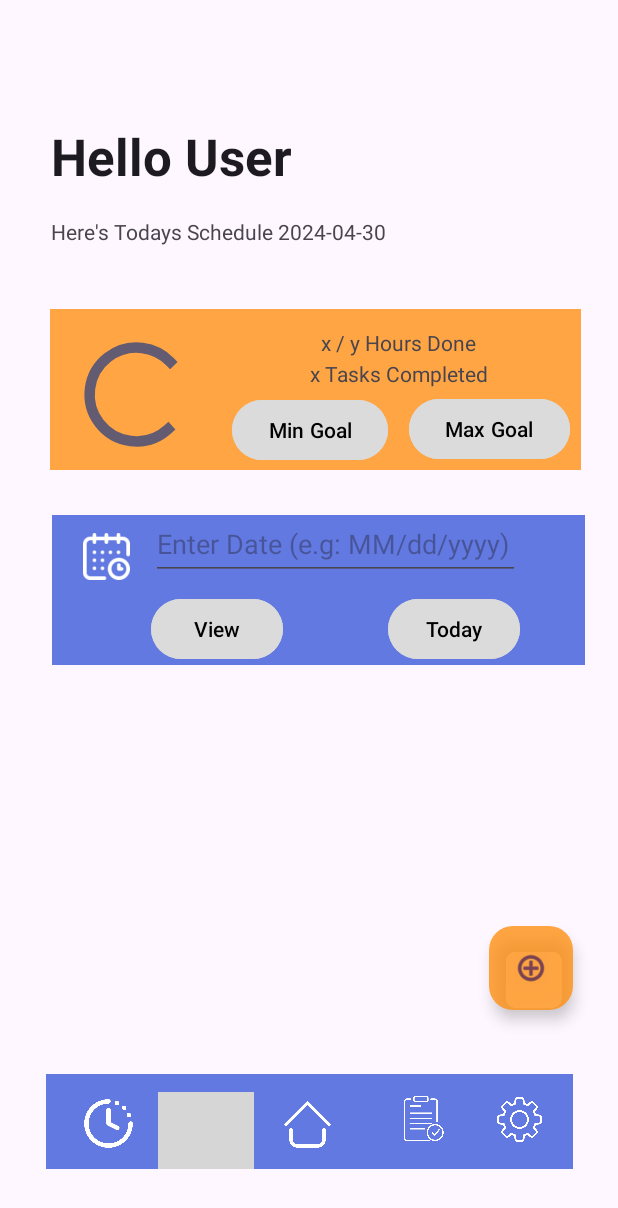
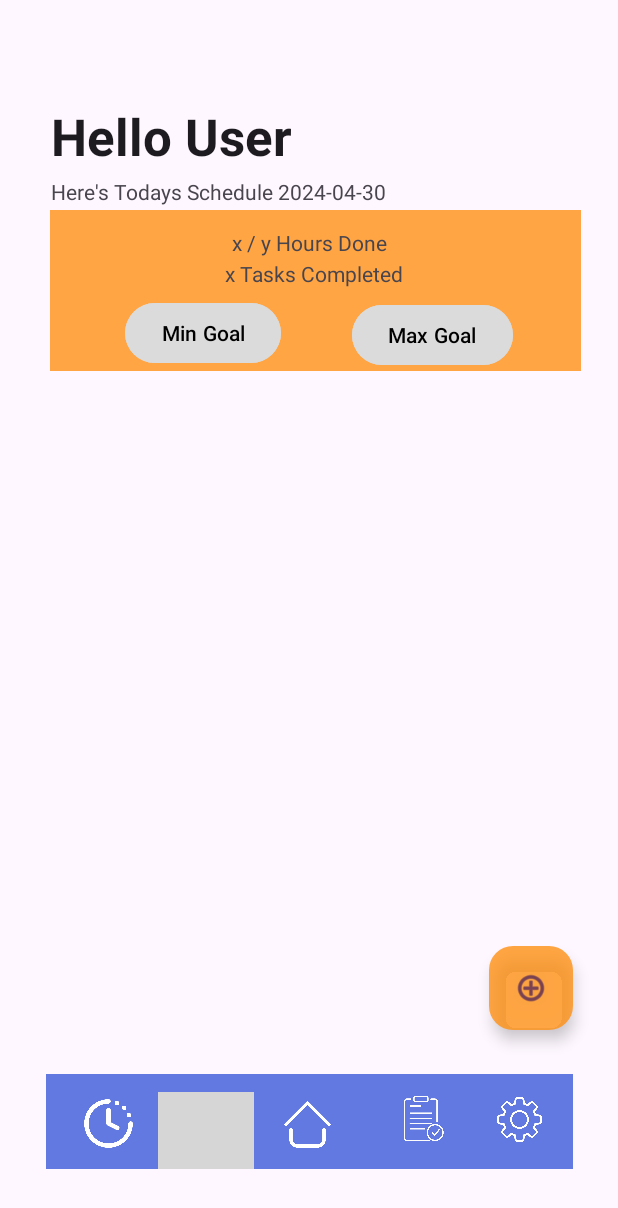
Before and after one commit to ST10055763/FocusClock, an Android app: the HomePageActivity screen opened directly, with no data from a screen before it, on a phone screen of 412 x 824 dp. Shown: the top 1208 px of the screen. Run offline under Robolectric (Android 15) with nearby library versions, the phone set to English and light mode, and no system bars; our stand-ins replace Firebase (no records; nobody signed in at launch, a user with empty details on screens opened directly); 2 statements that could not run were skipped; grey boxes are pictures that could not be loaded.

Commit message:
updated frontend design

```diff
--- a/app/src/main/res/layout/activity_add_aproject.xml
+++ b/app/src/main/res/layout/activity_add_aproject.xml
@@ -169,7 +169,7 @@
         android:layout_marginBottom="170dp"
         android:background="@color/white"
         android:ems="10"
-        android:hint="Due Date (e.g. dd/MM/yyyy)"
+        android:hint="Due Date (e.g. MM/dd/yyyy)"
         android:inputType="text"
         android:text=""
         app:layout_constraintBottom_toBottomOf="@+id/imageView8"
--- a/app/src/main/res/layout/activity_home_page.xml
+++ b/app/src/main/res/layout/activity_home_page.xml
@@ -131,38 +131,23 @@
         android:layout_height="107dp"
         android:layout_marginStart="31dp"
         android:layout_marginEnd="23dp"
-        android:layout_marginBottom="16dp"
         android:background="@color/fcOrange"
-        app:layout_constraintBottom_toTopOf="@+id/imageView4"
         app:layout_constraintEnd_toEndOf="parent"
         app:layout_constraintStart_toStartOf="parent"
         app:layout_constraintTop_toBottomOf="@+id/tvHomePageDateHeader"
         tools:srcCompat="@color/fcOrange" />
 
-    <ProgressBar
-        android:id="@+id/progressBar"
-        style="?android:attr/progressBarStyle"
-        android:layout_width="83dp"
-        android:layout_height="93dp"
-        app:layout_constraintBottom_toBottomOf="@+id/ivVPNonCatBack"
-        app:layout_constraintEnd_toEndOf="@+id/ivVPNonCatBack"
-        app:layout_constraintHorizontal_bias="0.058"
-        app:layout_constraintStart_toStartOf="@+id/ivVPNonCatBack"
-        app:layout_constraintTop_toTopOf="@+id/ivVPNonCatBack"
-        app:layout_constraintVertical_bias="0.764" />
-
     <TextView
         android:id="@+id/tvHomeHoursDone"
         android:layout_width="154dp"
         android:layout_height="21dp"
+        android:layout_marginEnd="104dp"
         android:text="x / y Hours Done"
         android:textAlignment="center"
         app:layout_constraintBottom_toBottomOf="@+id/ivVPNonCatBack"
         app:layout_constraintEnd_toEndOf="@+id/ivVPNonCatBack"
-        app:layout_constraintHorizontal_bias="0.557"
-        app:layout_constraintStart_toEndOf="@+id/progressBar"
         app:layout_constraintTop_toTopOf="@+id/ivVPNonCatBack"
-        app:layout_constraintVertical_bias="0.146" />
+        app:layout_constraintVertical_bias="0.139" />
 
     <Button
         android:id="@+id/btnHomeMinGoal"
@@ -173,10 +158,10 @@
         android:textColor="#000000"
         app:layout_constraintBottom_toBottomOf="@+id/ivVPNonCatBack"
         app:layout_constraintEnd_toEndOf="@+id/ivVPNonCatBack"
-        app:layout_constraintHorizontal_bias="0.484"
+        app:layout_constraintHorizontal_bias="0.2"
         app:layout_constraintStart_toStartOf="@+id/ivVPNonCatBack"
         app:layout_constraintTop_toTopOf="@+id/ivVPNonCatBack"
-        app:layout_constraintVertical_bias="0.951" />
+        app:layout_constraintVertical_bias="0.983" />
 
     <Button
         android:id="@+id/btnHomeMaxGoal"
@@ -187,53 +172,30 @@
         android:textColor="#000000"
         app:layout_constraintBottom_toBottomOf="@+id/ivVPNonCatBack"
         app:layout_constraintEnd_toEndOf="@+id/ivVPNonCatBack"
-        app:layout_constraintHorizontal_bias="0.971"
+        app:layout_constraintHorizontal_bias="0.817"
         app:layout_constraintStart_toStartOf="@+id/ivVPNonCatBack"
         app:layout_constraintTop_toTopOf="@+id/ivVPNonCatBack"
-        app:layout_constraintVertical_bias="0.935" />
+        app:layout_constraintVertical_bias="1.0" />
 
     <TextView
         android:id="@+id/tvHomeTasksComplete"
         android:layout_width="181dp"
         android:layout_height="25dp"
+        android:layout_marginEnd="88dp"
         android:text="x Tasks Completed"
         android:textAlignment="center"
         app:layout_constraintBottom_toBottomOf="@+id/ivVPNonCatBack"
         app:layout_constraintEnd_toEndOf="@+id/ivVPNonCatBack"
-        app:layout_constraintHorizontal_bias="0.571"
-        app:layout_constraintStart_toEndOf="@+id/progressBar"
         app:layout_constraintTop_toTopOf="@+id/ivVPNonCatBack"
-        app:layout_constraintVertical_bias="0.4" />
-
-    <ImageView
-        android:id="@+id/imageView4"
-        android:layout_width="355dp"
-        android:layout_height="100dp"
-        android:layout_marginStart="34dp"
-        android:layout_marginEnd="22dp"
-        android:layout_marginBottom="1dp"
-        android:background="@color/fcBlue"
-        app:layout_constraintBottom_toTopOf="@+id/recviewHomeTimeLogs"
-        app:layout_constraintEnd_toEndOf="parent"
-        app:layout_constraintHorizontal_bias="1.0"
-        app:layout_constraintStart_toStartOf="parent"
-        app:layout_constraintTop_toBottomOf="@+id/ivVPNonCatBack"
-        tools:srcCompat="@color/fcBlue" />
+        app:layout_constraintVertical_bias="0.402" />
 
     <androidx.recyclerview.widget.RecyclerView
         android:id="@+id/recviewHomeTimeLogs"
-        android:layout_width="355dp"
-        android:layout_height="107dp"
-        android:layout_marginStart="34dp"
-        android:layout_marginTop="1dp"
-        android:layout_marginEnd="22dp"
-        android:layout_marginBottom="37dp"
+        android:layout_width="351dp"
+        android:layout_height="272dp"
         android:scrollbars="vertical"
-        app:layout_constraintBottom_toTopOf="@+id/floatABHomeAdd"
-        app:layout_constraintEnd_toEndOf="parent"
-        app:layout_constraintHorizontal_bias="1.0"
-        app:layout_constraintStart_toStartOf="parent"
-        app:layout_constraintTop_toBottomOf="@+id/imageView4" />
+        tools:layout_editor_absoluteX="33dp"
+        tools:layout_editor_absoluteY="247dp" />
 
     <com.google.android.material.floatingactionbutton.FloatingActionButton
         android:id="@+id/floatABHomeAdd"
@@ -247,62 +209,10 @@
         app:backgroundTint="@color/fcOrange"
         app:layout_constraintBottom_toBottomOf="parent"
         app:layout_constraintEnd_toEndOf="parent"
+        app:layout_constraintHorizontal_bias="1.0"
         app:layout_constraintStart_toStartOf="parent"
         app:layout_constraintTop_toBottomOf="@+id/recviewHomeTimeLogs"
+        app:layout_constraintVertical_bias="1.0"
         app:srcCompat="@android:drawable/ic_menu_add" />
 
-    <Button
-        android:id="@+id/edtHomeToday"
-        android:layout_width="wrap_content"
-        android:layout_height="wrap_content"
-        android:backgroundTint="@color/backgroundGrey"
-        android:text="Today"
-        android:textColor="@color/black"
-        app:layout_constraintBottom_toBottomOf="@+id/imageView4"
-        app:layout_constraintEnd_toEndOf="@+id/imageView4"
-        app:layout_constraintHorizontal_bias="0.838"
-        app:layout_constraintStart_toStartOf="@+id/imageView4"
-        app:layout_constraintTop_toTopOf="@+id/imageView4"
-        app:layout_constraintVertical_bias="1.0" />
-
-    <ImageView
-        android:id="@+id/ivHomeCalIcon"
-        android:layout_width="38dp"
-        android:layout_height="31dp"
-        app:layout_constraintBottom_toBottomOf="@+id/imageView4"
-        app:layout_constraintEnd_toStartOf="@+id/edtHomeEnterDate"
-        app:layout_constraintHorizontal_bias="0.608"
-        app:layout_constraintStart_toStartOf="@+id/imageView4"
-        app:layout_constraintTop_toBottomOf="@+id/progressBar"
-        app:layout_constraintVertical_bias="0.441"
-        app:srcCompat="@drawable/calendarlogo" />
-
-    <Button
-        android:id="@+id/edtLogOut"
-        android:layout_width="wrap_content"
-        android:layout_height="wrap_content"
-        android:backgroundTint="@color/backgroundGrey"
-        android:text="View"
-        android:textColor="@color/black"
-        app:layout_constraintBottom_toBottomOf="@+id/imageView4"
-        app:layout_constraintEnd_toEndOf="@+id/imageView4"
-        app:layout_constraintHorizontal_bias="0.247"
-        app:layout_constraintStart_toStartOf="@+id/imageView4"
-        app:layout_constraintTop_toTopOf="@+id/imageView4"
-        app:layout_constraintVertical_bias="1.0" />
-
-    <EditText
-        android:id="@+id/edtHomeEnterDate"
-        android:layout_width="246dp"
-        android:layout_height="48dp"
-        android:ems="10"
-        android:hint="Enter Date (e.g: MM/dd/yyyy)"
-        android:inputType="text"
-        app:layout_constraintBottom_toBottomOf="@+id/imageView4"
-        app:layout_constraintEnd_toEndOf="@+id/imageView4"
-        app:layout_constraintHorizontal_bias="0.605"
-        app:layout_constraintStart_toStartOf="@+id/imageView4"
-        app:layout_constraintTop_toBottomOf="@+id/ivVPNonCatBack"
-        app:layout_constraintVertical_bias="0.304" />
-
 </androidx.constraintlayout.widget.ConstraintLayout>
```
